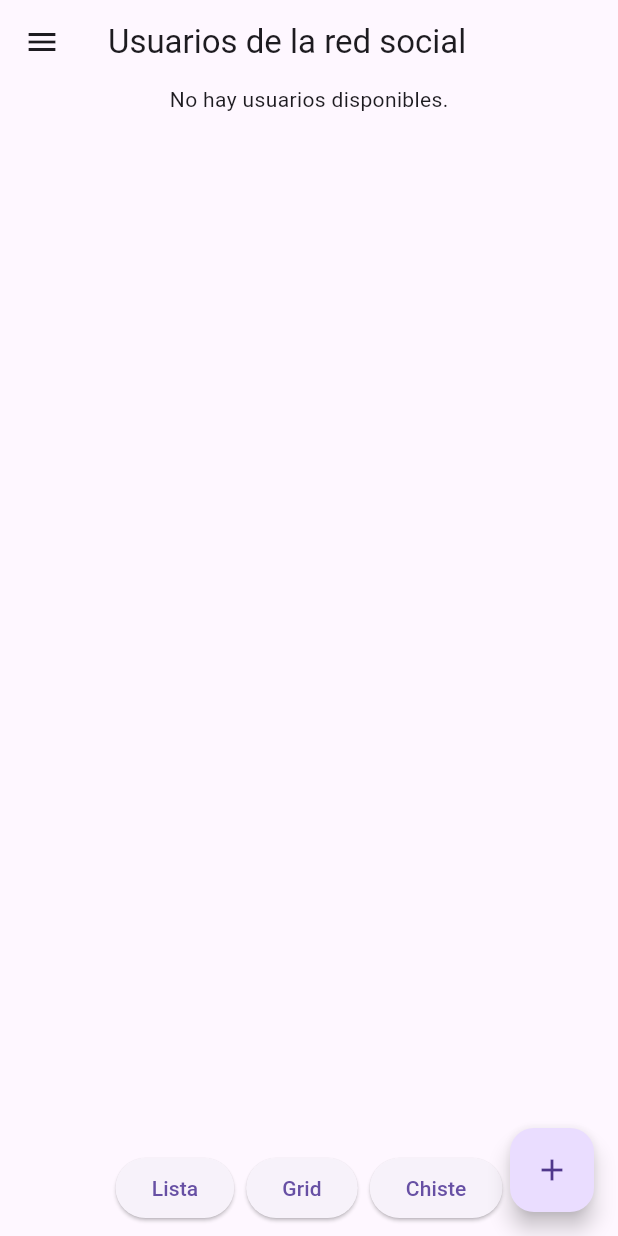
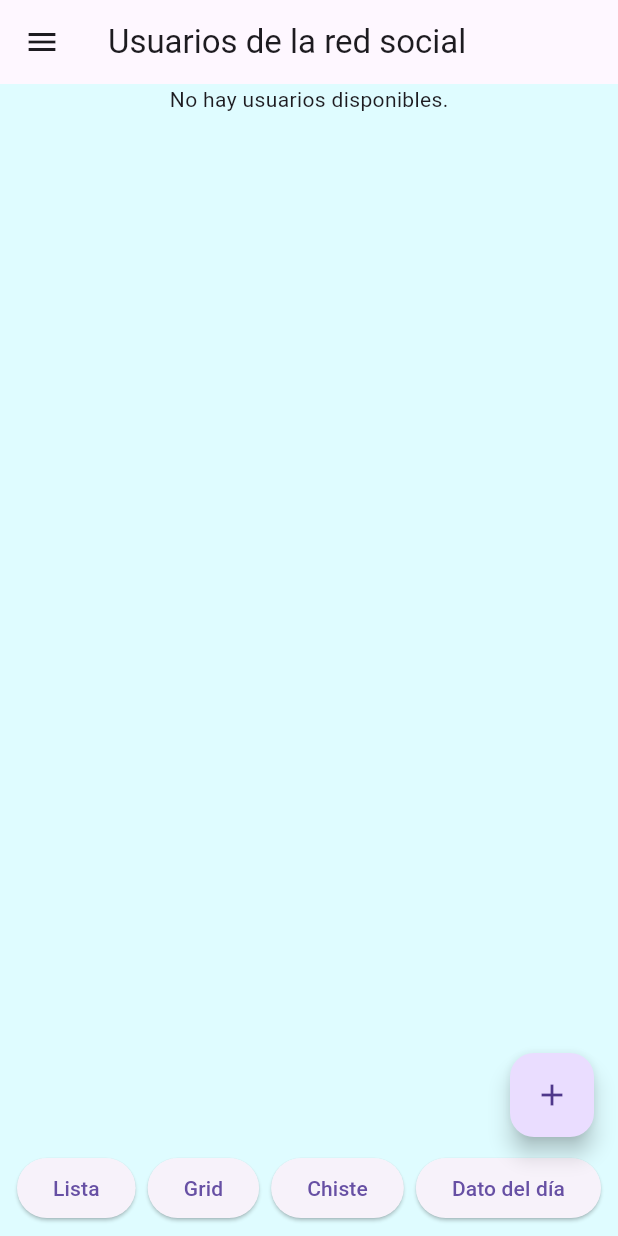
Before and after one commit to carlosgr1992/Examen_PMDM_PSP_CarlosGarciaRamirez, a Flutter app: the HomeView screen opened by its route, on a phone screen of 412 x 824 dp. Run offline on Flutter 3.47's test engine with Material 3 defaults, Android fonts, the phone set to English and light mode, and no system bars; our stand-ins replace cloud_firestore, firebase_auth, firebase_core; accounts and stored records are empty; generated files the repository leaves out were written again.

Commit message:
PSP 4: Añadida API de datos históricos segun fecha y añadido color de fondo al home

```diff
--- a/lib/onBoarding/HomeView.dart
+++ b/lib/onBoarding/HomeView.dart
@@ -99,7 +99,9 @@ class _HomeViewState extends State<HomeView> {
         title: Text('Usuarios de la red social'),
       ),
       drawer: DrawerCustom(currentUser: currentUser ?? FbUsuario(nombre: "Invitado", apellidos: "", edad: 0)),
-      body: Column(
+    body: Container(
+    color: Color(0xFFDFFCFF),
+    child: Column(
         children: [
           Expanded(
             child: StreamBuilder<QuerySnapshot>(
@@ -141,10 +143,14 @@ class _HomeViewState extends State<HomeView> {
           ),
         ],
       ),
-      floatingActionButton: FloatingActionButton(
-        onPressed: _showAddUserDialog,
-        child: Icon(Icons.add),
-      ),
+    ),
+        floatingActionButton: Padding(
+        padding: EdgeInsets.only(bottom: 50),
+    child: FloatingActionButton(
+    onPressed: _showAddUserDialog,
+    child: Icon(Icons.add),
+    ),
+        ),
     );
   }
 
```
Also changed, not shown: lib/APIS/DatosHistoricosHoyAPI.dart (added, +21 -0 lines), lib/customViews/ButtonBarCustom.dart (+28 -1 lines), lib/APIS/ChistesAPI.dart (renamed from lib/APIS/Chistes_API.dart).
